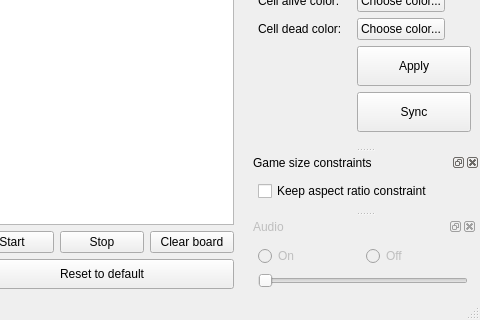
Old version of the form designer/MainWindow.ui in the repository ZyMa-1/Conways_game_of_life_widget; both pictures show x 215 to 695 and y 206 to 526 of the 695 by 526 pixel window.
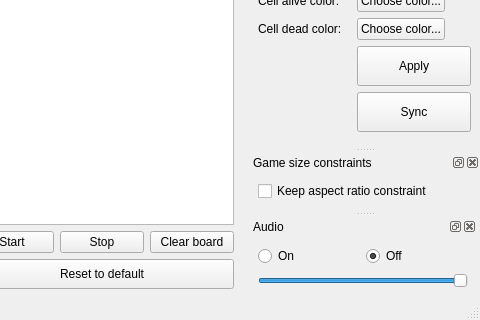
New version of the form. Custom widgets are drawn as their Qt base class.

Commit message: Lower turn duration lower bound. Prepare for audio playback thing.

```diff
--- a/designer/MainWindow.ui
+++ b/designer/MainWindow.ui
@@ -966,7 +966,7 @@
   </widget>
   <widget class="QDockWidget" name="audio_dock_widget">
    <property name="enabled">
-    <bool>false</bool>
+    <bool>true</bool>
    </property>
    <property name="maximumSize">
     <size>
@@ -1002,12 +1002,21 @@
          <property name="text">
           <string>Off</string>
          </property>
+         <property name="checked">
+          <bool>true</bool>
+         </property>
         </widget>
        </item>
       </layout>
      </item>
      <item>
       <widget class="QSlider" name="volume_horizontal_slider">
+       <property name="maximum">
+        <number>100</number>
+       </property>
+       <property name="value">
+        <number>100</number>
+       </property>
        <property name="orientation">
         <enum>Qt::Horizontal</enum>
        </property>
```
The commit also changes 2 other files.
